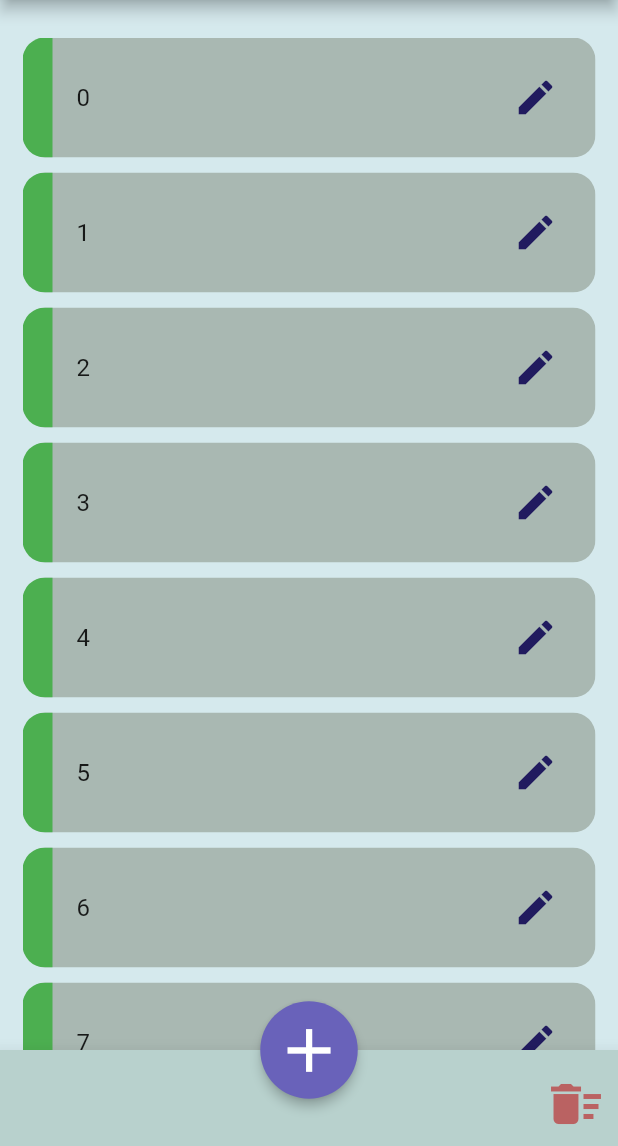
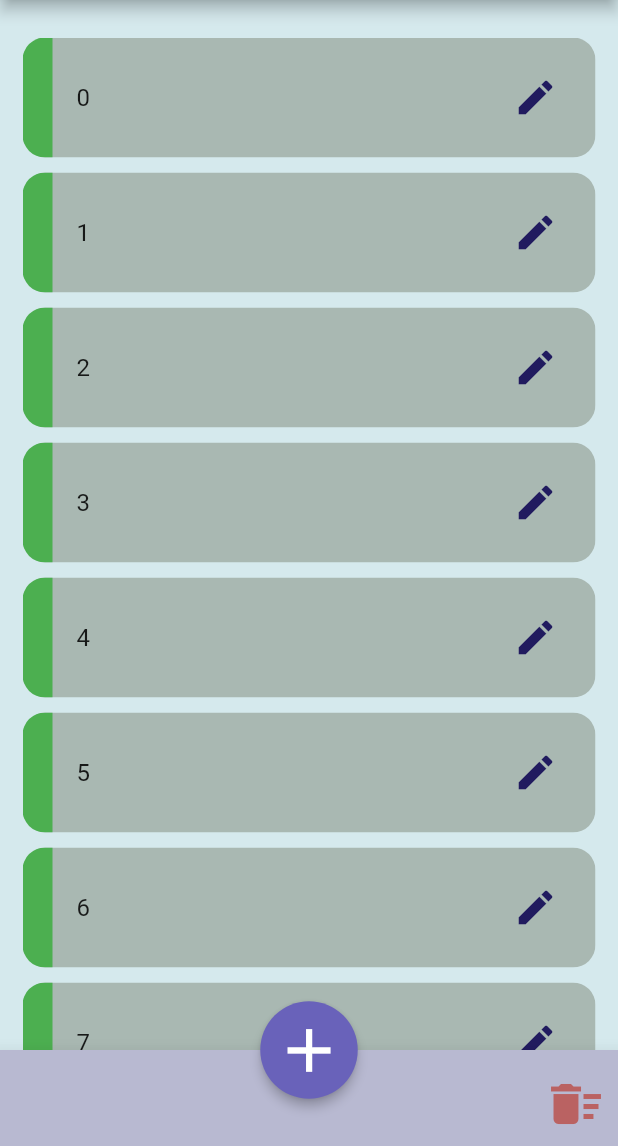
Before and after one commit to Ankan1998/Notebook_flutter, a Flutter app: the screen it shows after launch, on a phone screen of 412 x 824 dp, the part 90-1236 px from its top. Run offline on Flutter 3.47's test engine with Material 2 defaults, Android fonts, the phone set to English and light mode, and no system bars; our stand-ins replace google_fonts, hive, sqflite; accounts and stored records are empty.

Commit message:
restructured bottomAppBar

```diff
--- a/flutternote/lib/screens/note_list.dart
+++ b/flutternote/lib/screens/note_list.dart
@@ -81,29 +81,9 @@ class _NoteListState extends State<NoteList> {
           },
         ),
       ),
-      bottomNavigationBar: BottomAppBar(
-        color: Color(0xffB8D1CD),
-        elevation: 10,
-        child: Padding(
-          padding: const EdgeInsets.all(8.0),
-          child: Row(
-            mainAxisAlignment: MainAxisAlignment.end,
-            children: [
-              IconButton(
-                onPressed: () {},
-                icon: Icon(
-                  Icons.delete_sweep,
-                  color: Color(0xffBA6262),
-                  size: 40,
-                )
-              ),
-            ],
-          ),
-        )
-      ),
+      bottomNavigationBar: bottombar(),
       floatingActionButtonLocation: FloatingActionButtonLocation.centerDocked,
       floatingActionButton: Container(
-
         height:65.0,
         width:65.0,
         child: FittedBox(
@@ -123,4 +103,27 @@ class _NoteListState extends State<NoteList> {
       ),
     );
   }
+
+  BottomAppBar bottombar(){
+    return BottomAppBar(
+    color: Color(0xffB8B9D1),
+    elevation: 10,
+    child: Padding(
+      padding: const EdgeInsets.all(8.0),
+      child: Row(
+        mainAxisAlignment: MainAxisAlignment.end,
+        children: [
+          IconButton(
+            onPressed: () {},
+            icon: Icon(
+              Icons.delete_sweep,
+              color: Color(0xffBA6262),
+              size: 40,
+            )
+          ),
+        ],
+      ),
+    )
+  );
+  }
 }
```
